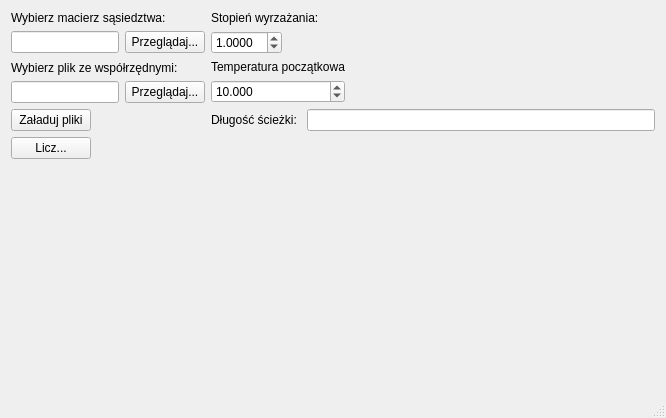
This is mainwindow.ui in almendar/tsp-sa as Qt 5 draws it before an edit. The edited form follows.
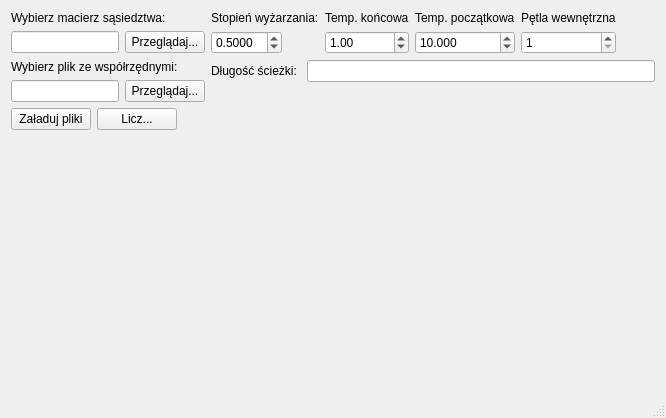
This is the edited form.

Patch:
```diff
--- a/mainwindow.ui
+++ b/mainwindow.ui
@@ -94,7 +94,34 @@
         </item>
        </layout>
       </item>
+      <item row="3" column="0">
+       <layout class="QVBoxLayout" name="verticalLayout_7">
+        <item>
+         <widget class="QLabel" name="label_3">
+          <property name="text">
+           <string>Wybierz plik ze współrzędnymi:</string>
+          </property>
+         </widget>
+        </item>
+        <item>
+         <layout class="QHBoxLayout" name="horizontalLayout_6">
+          <item>
+           <widget class="QLineEdit" name="lineEdit_2"/>
+          </item>
+          <item>
+           <widget class="QPushButton" name="btn_BrowseCityPosition">
+            <property name="text">
+             <string>Przeglądaj...</string>
+            </property>
+           </widget>
+          </item>
+         </layout>
+        </item>
+       </layout>
+      </item>
       <item row="1" column="1">
+       <layout class="QHBoxLayout" name="horizontalLayout_4">
+        <item>
        <layout class="QVBoxLayout" name="verticalLayout_2">
         <item>
          <widget class="QLabel" name="label_2">
@@ -105,7 +132,7 @@
            </sizepolicy>
           </property>
           <property name="text">
-           <string>Stopień wyrzażania:</string>
+             <string>Stopień wyżarzania:</string>
           </property>
          </widget>
         </item>
@@ -127,8 +154,29 @@
            <double>10.000000000000000</double>
           </property>
           <property name="singleStep">
+             <double>0.100000000000000</double>
+            </property>
+            <property name="value">
            <double>0.500000000000000</double>
           </property>
+           </widget>
+          </item>
+         </layout>
+        </item>
+        <item>
+         <layout class="QVBoxLayout" name="verticalLayout_4">
+          <item>
+           <widget class="QLabel" name="label_6">
+            <property name="text">
+             <string>Temp. końcowa</string>
+            </property>
+           </widget>
+          </item>
+          <item>
+           <widget class="QDoubleSpinBox" name="doubleSpinBox_3">
+            <property name="singleStep">
+             <double>0.250000000000000</double>
+            </property>
           <property name="value">
            <double>1.000000000000000</double>
           </property>
@@ -136,63 +184,12 @@
         </item>
        </layout>
       </item>
-      <item row="4" column="0">
-       <widget class="QPushButton" name="btn_Compute">
-        <property name="enabled">
-         <bool>true</bool>
-        </property>
-        <property name="sizePolicy">
-         <sizepolicy hsizetype="Fixed" vsizetype="Fixed">
-          <horstretch>0</horstretch>
-          <verstretch>0</verstretch>
-         </sizepolicy>
-        </property>
-        <property name="layoutDirection">
-         <enum>Qt::LeftToRight</enum>
-        </property>
-        <property name="text">
-         <string>Licz...</string>
-        </property>
-       </widget>
-      </item>
-      <item row="2" column="0">
-       <layout class="QVBoxLayout" name="verticalLayout_7">
         <item>
-         <widget class="QLabel" name="label_3">
-          <property name="text">
-           <string>Wybierz plik ze współrzędnymi:</string>
-          </property>
-         </widget>
-        </item>
-        <item>
-         <layout class="QHBoxLayout" name="horizontalLayout_6">
-          <item>
-           <widget class="QLineEdit" name="lineEdit_2"/>
-          </item>
-          <item>
-           <widget class="QPushButton" name="btn_BrowseCityPosition">
-            <property name="text">
-             <string>Przeglądaj...</string>
-            </property>
-           </widget>
-          </item>
-         </layout>
-        </item>
-       </layout>
-      </item>
-      <item row="3" column="0">
-       <widget class="QPushButton" name="btn_LoadInputData">
-        <property name="text">
-         <string>Załaduj pliki</string>
-        </property>
-       </widget>
-      </item>
-      <item row="2" column="1">
        <layout class="QVBoxLayout" name="verticalLayout_3">
         <item>
          <widget class="QLabel" name="label_4">
           <property name="text">
-           <string>Temperatura początkowa</string>
+             <string>Temp. początkowa</string>
           </property>
          </widget>
         </item>
@@ -214,6 +211,32 @@
         </item>
        </layout>
       </item>
+        <item>
+         <layout class="QVBoxLayout" name="verticalLayout_5">
+          <item>
+           <widget class="QLabel" name="label_7">
+            <property name="text">
+             <string>Pętla wewnętrzna</string>
+            </property>
+           </widget>
+          </item>
+          <item>
+           <widget class="QDoubleSpinBox" name="doubleSpinBox_4">
+            <property name="decimals">
+             <number>0</number>
+            </property>
+            <property name="minimum">
+             <double>1.000000000000000</double>
+            </property>
+            <property name="maximum">
+             <double>10000.000000000000000</double>
+            </property>
+           </widget>
+          </item>
+         </layout>
+        </item>
+       </layout>
+      </item>
       <item row="3" column="1">
        <layout class="QHBoxLayout" name="horizontalLayout">
         <item>
@@ -232,6 +255,36 @@
         </item>
        </layout>
       </item>
+      <item row="4" column="0">
+       <layout class="QHBoxLayout" name="horizontalLayout_5">
+        <item>
+         <widget class="QPushButton" name="btn_LoadInputData">
+          <property name="text">
+           <string>Załaduj pliki</string>
+          </property>
+         </widget>
+        </item>
+        <item>
+         <widget class="QPushButton" name="btn_Compute">
+          <property name="enabled">
+           <bool>true</bool>
+          </property>
+          <property name="sizePolicy">
+           <sizepolicy hsizetype="Fixed" vsizetype="Fixed">
+            <horstretch>0</horstretch>
+            <verstretch>0</verstretch>
+           </sizepolicy>
+          </property>
+          <property name="layoutDirection">
+           <enum>Qt::LeftToRight</enum>
+          </property>
+          <property name="text">
+           <string>Licz...</string>
+          </property>
+         </widget>
+        </item>
+       </layout>
+      </item>
      </layout>
     </item>
    </layout>
```
Lines whose indentation alone changed are shown as unchanged.
